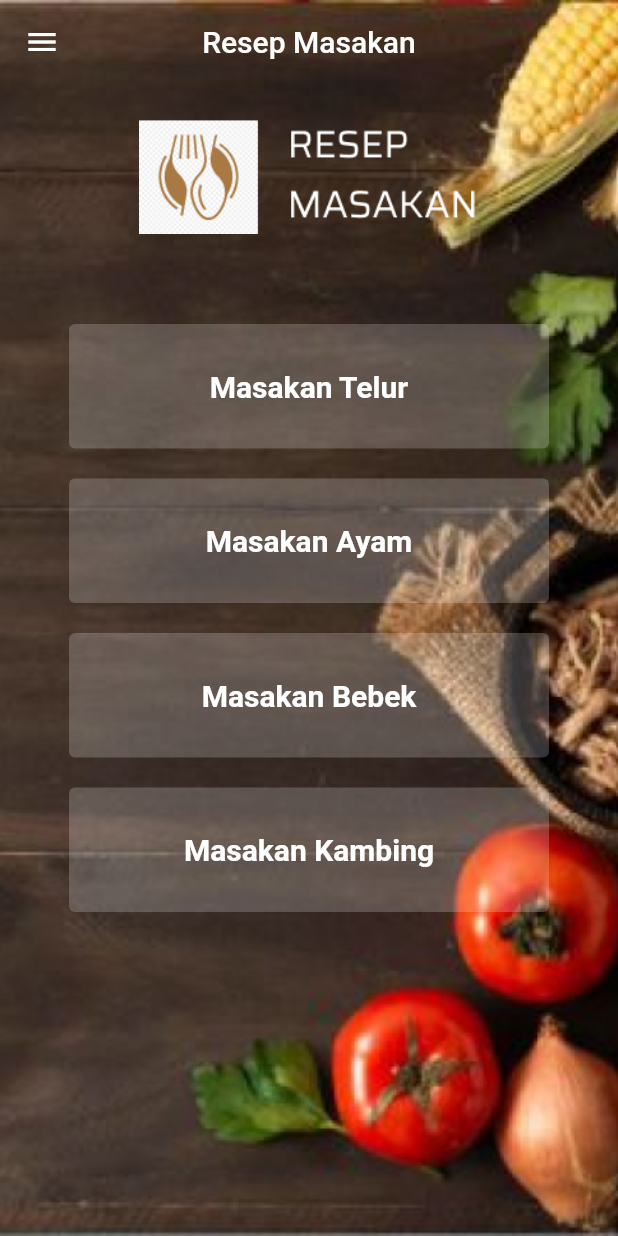
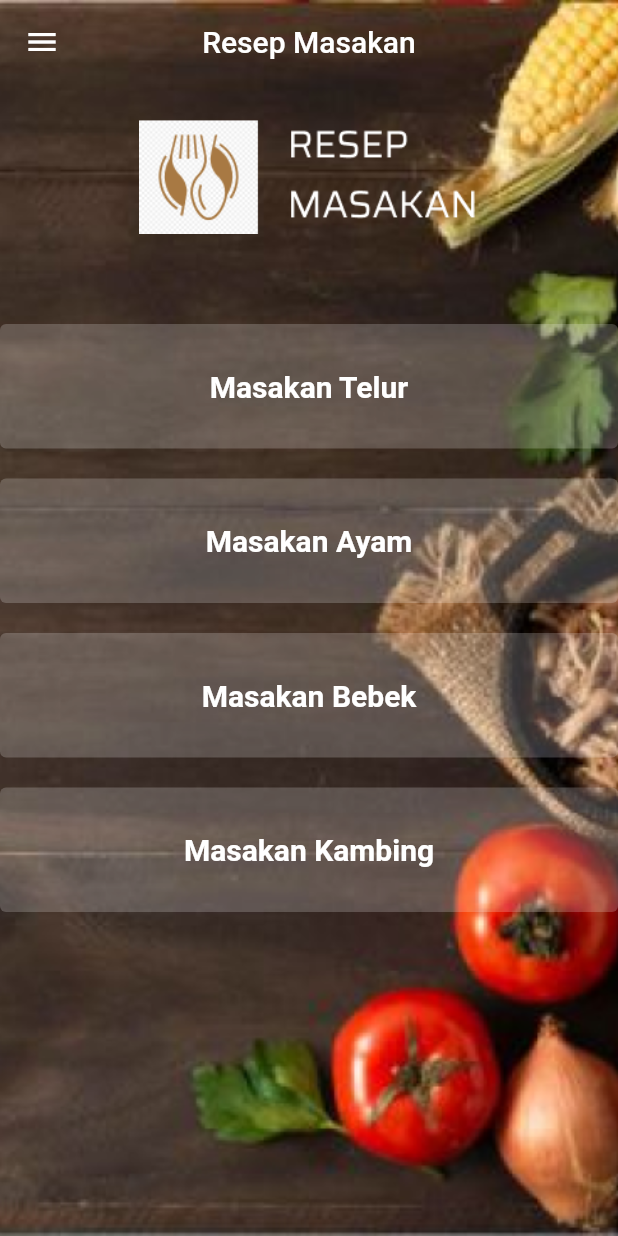
Before and after one commit to aryajava/ResepMasakan, a Flutter app: the screen it shows after launch, on a phone screen of 412 x 824 dp. Run offline on Flutter 3.47's test engine with Material 2 defaults, Android fonts, the phone set to English and light mode, and no system bars.

Commit message:
perbaikan kecil

```diff
--- a/lib/views/home.dart
+++ b/lib/views/home.dart
@@ -59,7 +59,8 @@ class _HomeState extends State<Home> {
                     children: [
                       TextButton(
                         style: TextButton.styleFrom(
-                          fixedSize: Size.fromWidth(320),
+                          fixedSize:
+                              Size.fromWidth(MediaQuery.of(context).size.width),
                           primary: Colors.white,
                           backgroundColor: Color.fromRGBO(255, 255, 255, 0.20),
                           padding: EdgeInsets.symmetric(vertical: 30),
@@ -97,7 +98,8 @@ class _HomeState extends State<Home> {
                     children: [
                       TextButton(
                         style: TextButton.styleFrom(
-                          fixedSize: Size.fromWidth(320),
+                          fixedSize:
+                              Size.fromWidth(MediaQuery.of(context).size.width),
                           primary: Colors.white,
                           backgroundColor: Color.fromRGBO(255, 255, 255, 0.20),
                           padding: EdgeInsets.symmetric(vertical: 30),
@@ -135,7 +137,8 @@ class _HomeState extends State<Home> {
                     children: [
                       TextButton(
                         style: TextButton.styleFrom(
-                          fixedSize: Size.fromWidth(320),
+                          fixedSize:
+                              Size.fromWidth(MediaQuery.of(context).size.width),
                           primary: Colors.white,
                           backgroundColor: Color.fromRGBO(255, 255, 255, 0.20),
                           padding: EdgeInsets.symmetric(vertical: 30),
@@ -173,7 +176,8 @@ class _HomeState extends State<Home> {
                     children: [
                       TextButton(
                         style: TextButton.styleFrom(
-                          fixedSize: Size.fromWidth(320),
+                          fixedSize:
+                              Size.fromWidth(MediaQuery.of(context).size.width),
                           primary: Colors.white,
                           backgroundColor: Color.fromRGBO(255, 255, 255, 0.20),
                           padding: EdgeInsets.symmetric(vertical: 30),
```
